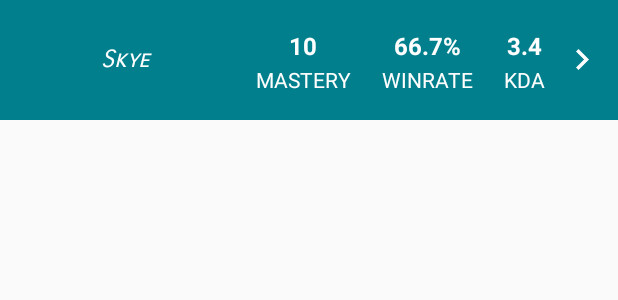
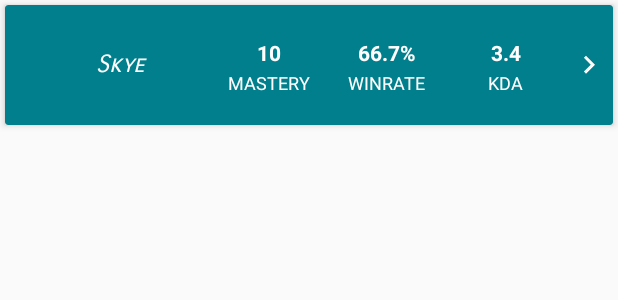
Before and after one commit to BK-Rob/Paladins-Champions, an Android app: the layout item_player_ranks.xml on its own in the app's theme, with its tools: preview values and no code run, on a phone screen of 412 x 824 dp. Shown: the top 300 px of the screen. Run offline under Robolectric (Android 15) with nearby library versions, the phone set to English and light mode, and no system bars.

```diff
--- a/app/src/main/java/com/stats/champions/paladins/api/ObservableApiCall.java
+++ b/app/src/main/java/com/stats/champions/paladins/api/ObservableApiCall.java
@@ -36,7 +36,7 @@ public class ObservableApiCall extends Observable implements Observer {
 
         if ((!Endpoint.CreateSession.equals(name) && !Endpoint.Ping.equals(name))
                 && mSession.getSession() == null)
-            new ObservableApiCall(mContext, Endpoint.CreateSession);
+            return;
         else
             callMethod(name, args);
     }
--- a/app/src/main/java/com/stats/champions/paladins/fragment/pager/FragmentPlayerHistory.java
+++ b/app/src/main/java/com/stats/champions/paladins/fragment/pager/FragmentPlayerHistory.java
@@ -12,10 +12,10 @@ import com.stats.champions.paladins.R;
 
 public class FragmentPlayerHistory extends Fragment {
 
-    public static FragmentPlayerHistory newInstance(String name) {
+    public static FragmentPlayerHistory newInstance(int id) {
         Bundle args = new Bundle();
 
-        args.putString("player_name", name);
+        args.putInt("player_id", id);
         FragmentPlayerHistory fragment = new FragmentPlayerHistory();
         fragment.setArguments(args);
         return fragment;
--- a/app/src/main/java/com/stats/champions/paladins/model/Player.java
+++ b/app/src/main/java/com/stats/champions/paladins/model/Player.java
@@ -297,7 +297,7 @@ public class Player extends RushObject implements Parcelable
         return 0;
     }
 
-    public static ArrayList<Player> loadDataById(String id) {
+    public static ArrayList<Player> loadDataById(int id) {
         Map<Class<? extends Rush>, AnnotationCache> annotationCache = RushCore.getInstance().getAnnotationCache();
         String table = annotationCache.get(Player.class).getTableName();
         return (ArrayList<Player>) RushCore.getInstance().load(Player.class, "SELECT * FROM " + table + " WHERE id = " + id);
--- a/app/src/main/res/layout/fragment_player_container.xml
+++ b/app/src/main/res/layout/fragment_player_container.xml
@@ -18,7 +18,7 @@
             android:visibility="visible"
             app:layout_scrollFlags="scroll|enterAlways"
             app:tabBackground="@color/colorPrimary"
-            app:tabIndicatorColor="@color/colorPrimaryDark"
+            app:tabIndicatorColor="@color/white"
             app:tabIndicatorHeight="5dp"
             app:tabMode="fixed"
             app:tabTextAppearance="@style/CustomTabText"
--- a/app/src/main/res/layout/item_player_ranks.xml
+++ b/app/src/main/res/layout/item_player_ranks.xml
@@ -1,24 +1,25 @@
 <?xml version="1.0" encoding="utf-8"?>
-<RelativeLayout xmlns:android="http://schemas.android.com/apk/res/android"
+<android.support.v7.widget.CardView xmlns:android="http://schemas.android.com/apk/res/android"
     xmlns:app="http://schemas.android.com/apk/res-auto"
     xmlns:tools="http://schemas.android.com/tools"
     android:layout_width="match_parent"
     android:layout_height="80dp"
-    android:background="@color/colorPrimary"
-    android:paddingEnd="10dp"
-    android:paddingStart="10dp">
+    android:layout_margin="3dp"
+    app:cardBackgroundColor="@color/colorPrimary"
+    app:cardCornerRadius="2dp"
+    app:cardElevation="3dp">
 
-    <RelativeLayout
+    <LinearLayout
         android:layout_width="match_parent"
         android:layout_height="match_parent"
-        android:layout_alignParentTop="true"
-        android:layout_alignParentStart="true">
+        android:gravity="center_vertical"
+        android:orientation="horizontal">
 
         <RelativeLayout
             android:id="@+id/layout_image"
             android:layout_width="wrap_content"
             android:layout_height="wrap_content"
-            android:layout_centerVertical="true">
+            android:layout_marginStart="5dp">
 
             <ImageView
                 android:id="@+id/champion_image"
@@ -27,12 +28,14 @@
 
             <TextView
                 android:id="@+id/champion_name"
-                android:layout_width="90dp"
+                android:layout_width="78dp"
                 android:layout_height="wrap_content"
                 android:layout_centerVertical="true"
-                android:layout_marginStart="5dp"
+                android:layout_marginStart="3dp"
                 android:layout_toEndOf="@id/champion_image"
+                android:ellipsize="end"
                 android:fontFamily="sans-serif-smallcaps"
+                android:maxLines="2"
                 android:padding="2dp"
                 android:textColor="@color/white"
                 android:textSize="16sp"
@@ -42,23 +45,28 @@
         </RelativeLayout>
 
         <!-- MASTERY -->
+        <LinearLayout
+            android:layout_width="match_parent"
+            android:layout_height="match_parent"
+            android:gravity="center_vertical"
+            android:orientation="horizontal"
+            android:weightSum="17">
+
             <RelativeLayout
                 android:id="@+id/layout_mastery"
-            android:layout_width="wrap_content"
+                android:layout_width="0dp"
                 android:layout_height="wrap_content"
-            android:layout_centerVertical="true"
-            android:layout_marginStart="10dp"
-            android:layout_toEndOf="@id/layout_image"
-            android:padding="5dp">
+                android:layout_weight="5">
 
                 <TextView
                     android:id="@+id/mastery_level"
                     android:layout_width="wrap_content"
                     android:layout_height="wrap_content"
+                    android:layout_alignParentTop="true"
                     android:layout_centerHorizontal="true"
                     android:padding="2dp"
                     android:textColor="@color/white"
-                android:textSize="16sp"
+                    android:textSize="14sp"
                     android:textStyle="bold"
                     tools:text="10" />
 
@@ -68,18 +76,16 @@
                     android:layout_below="@id/mastery_level"
                     android:layout_centerHorizontal="true"
                     android:text="MASTERY"
-                android:textColor="@color/white" />
+                    android:textColor="@color/white"
+                    android:textSize="12sp" />
             </RelativeLayout>
 
             <!-- WINRATE -->
             <RelativeLayout
                 android:id="@+id/layout_winrate"
-            android:layout_width="wrap_content"
+                android:layout_width="0dp"
                 android:layout_height="wrap_content"
-            android:layout_centerVertical="true"
-            android:layout_marginStart="10dp"
-            android:layout_toEndOf="@id/layout_mastery"
-            android:padding="5dp">
+                android:layout_weight="5">
 
                 <TextView
                     android:id="@+id/champion_winrate"
@@ -88,7 +94,7 @@
                     android:layout_centerHorizontal="true"
                     android:padding="2dp"
                     android:textColor="@color/white"
-                android:textSize="16sp"
+                    android:textSize="14sp"
                     android:textStyle="bold"
                     tools:text="66.7%" />
 
@@ -98,45 +104,45 @@
                     android:layout_below="@id/champion_winrate"
                     android:layout_centerHorizontal="true"
                     android:text="WINRATE"
-                android:textColor="@color/white" />
+                    android:textColor="@color/white"
+                    android:textSize="12sp" />
             </RelativeLayout>
 
             <!-- KDA -->
             <RelativeLayout
                 android:id="@+id/layout_kda"
-            android:layout_width="wrap_content"
+                android:layout_width="0dp"
                 android:layout_height="wrap_content"
-            android:layout_centerVertical="true"
-            android:layout_marginStart="10dp"
-            android:layout_toEndOf="@id/layout_winrate"
-            android:padding="5dp">
+                android:layout_weight="5">
 
                 <TextView
                     android:id="@+id/champion_kda"
                     android:layout_width="wrap_content"
                     android:layout_height="wrap_content"
-                android:layout_centerHorizontal="true"
+                    android:layout_alignParentTop="true"
+                    android:layout_alignStart="@+id/textView"
                     android:padding="2dp"
                     android:textColor="@color/white"
-                android:textSize="16sp"
+                    android:textSize="14sp"
                     android:textStyle="bold"
                     tools:text="3.4" />
 
                 <TextView
+                    android:id="@+id/textView"
                     android:layout_width="wrap_content"
                     android:layout_height="wrap_content"
                     android:layout_below="@id/champion_kda"
                     android:layout_centerHorizontal="true"
                     android:text="KDA"
-                android:textColor="@color/white" />
+                    android:textColor="@color/white"
+                    android:textSize="12sp" />
             </RelativeLayout>
 
             <ImageView
-            android:layout_width="match_parent"
-            android:layout_height="match_parent"
-            android:layout_toEndOf="@id/layout_kda"
-            android:layout_centerVertical="true"
-            android:layout_marginStart="5dp"
+                android:layout_width="0dp"
+                android:layout_height="wrap_content"
+                android:layout_weight="2"
                 app:srcCompat="@drawable/ic_arrow_white" />
-    </RelativeLayout>
-</RelativeLayout>
+        </LinearLayout>
+    </LinearLayout>
+</android.support.v7.widget.CardView>
```
Also changed, not shown: app/src/main/java/com/stats/champions/paladins/adapter/HistoryPlayerAdapter.java (+7 -7 lines), app/src/main/java/com/stats/champions/paladins/adapter/PlayerRanksAdapter.java (added, +79 -0 lines), app/src/main/java/com/stats/champions/paladins/adapter/PlayerStatsAdapter.java (+4 -4 lines), app/src/main/java/com/stats/champions/paladins/api/ApiParser.java (+5 -5 lines), app/src/main/java/com/stats/champions/paladins/fragment/FragmentPlayerContainer.java (+7 -26 lines), app/src/main/java/com/stats/champions/paladins/fragment/FragmentSearchPlayer.java (+10 -7 lines), app/src/main/java/com/stats/champions/paladins/fragment/pager/FragmentPlayerRanks.java (+50 -5 lines), app/src/main/java/com/stats/champions/paladins/fragment/pager/FragmentPlayerSummary.java (+7 -8 lines), app/src/main/java/com/stats/champions/paladins/model/ChampionRank.java (added, +154 -0 lines), app/src/main/res/layout/fragment_player_ranks.xml (added, +11 -0 lines), app/src/main/res/drawable/seris.jpg (added), app/src/main/res/drawable/willo.jpg (added). Lines whose indentation alone changed are shown as unchanged.
